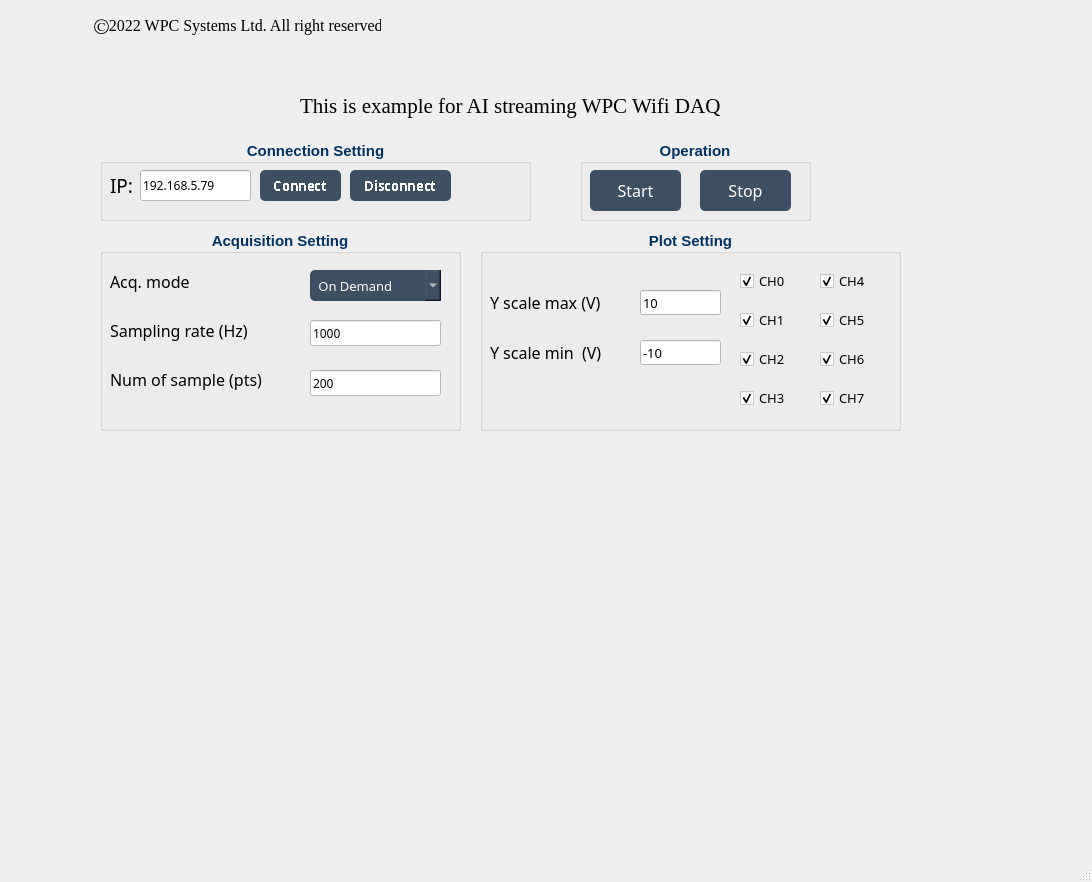
First picture: the form in Examples/GUI/AI/Example_AI_streaming/UI_design/example_GUI_AIStreaming.ui, repository WPC-Systems-Ltd/WPC_Python_driver_release, before the edit.
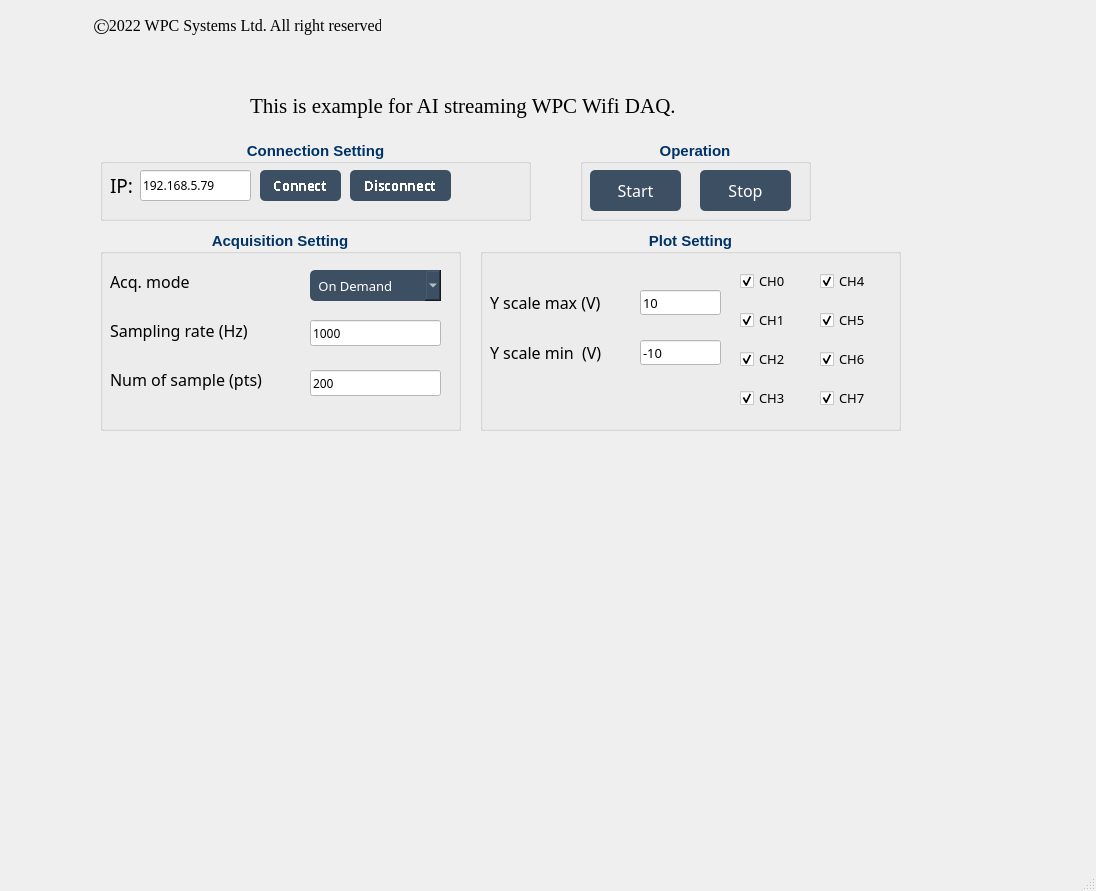
Second picture: the form after the edit. Icons and pictures are not drawn. Custom widgets are drawn as their Qt base class.

What changed in the file:
```diff
--- a/Examples/GUI/AI/Example_AI_streaming/UI_design/example_GUI_AIStreaming.ui
+++ b/Examples/GUI/AI/Example_AI_streaming/UI_design/example_GUI_AIStreaming.ui
@@ -6,8 +6,8 @@
    <rect>
     <x>0</x>
     <y>0</y>
-    <width>1092</width>
-    <height>882</height>
+    <width>1096</width>
+    <height>891</height>
    </rect>
   </property>
   <property name="windowTitle">
@@ -1052,7 +1052,7 @@
     <widget class="QLabel" name="lb_led">
      <property name="geometry">
       <rect>
-       <x>360</x>
+       <x>370</x>
        <y>20</y>
        <width>51</width>
        <height>51</height>
@@ -4139,9 +4139,9 @@
    <widget class="QLabel" name="lb_declare">
     <property name="geometry">
      <rect>
-      <x>300</x>
+      <x>250</x>
       <y>90</y>
-      <width>421</width>
+      <width>551</width>
       <height>31</height>
      </rect>
     </property>
```
Left out of the diff: 970 changed lines with no effect on the pictures.
